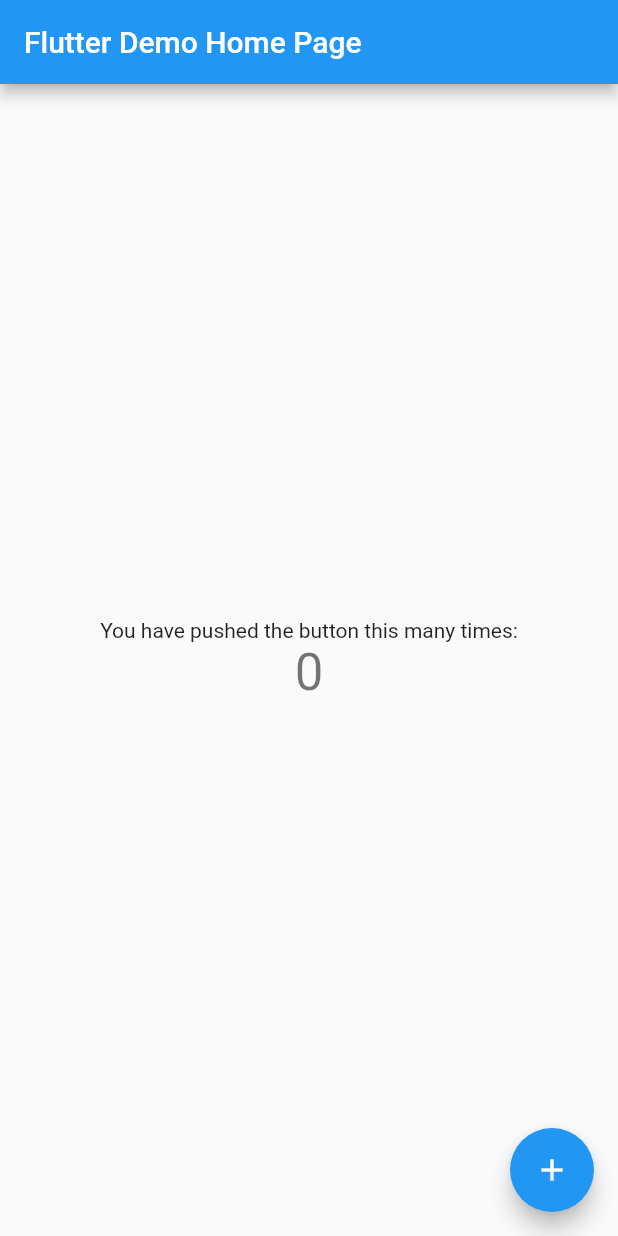
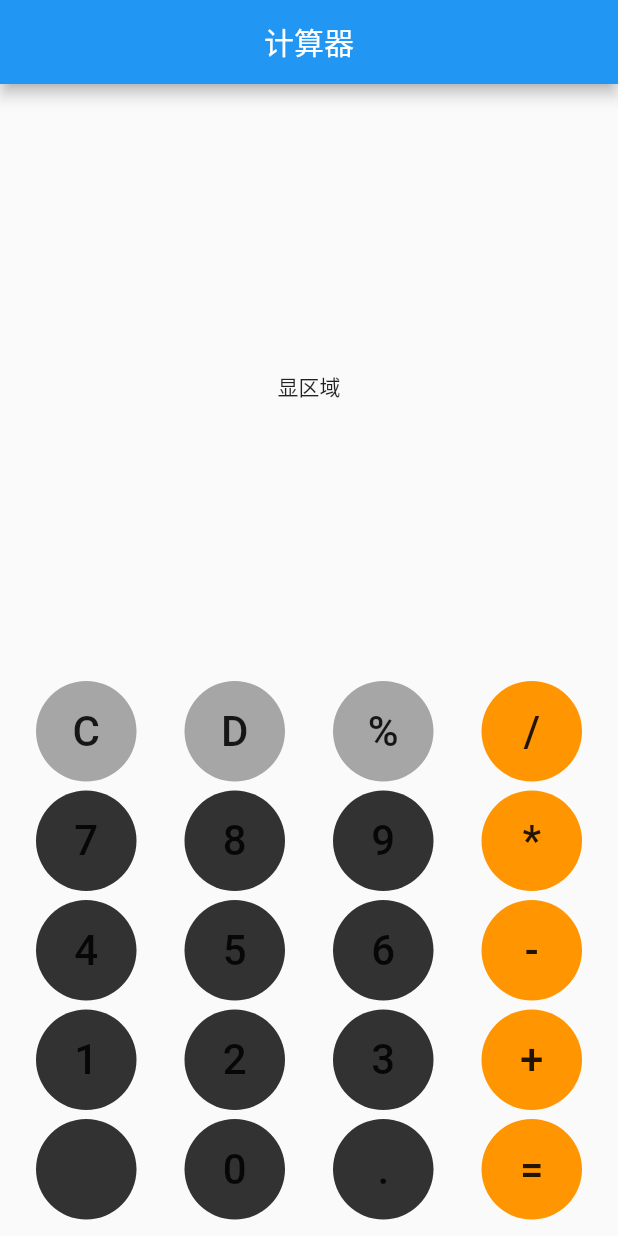
Before and after one commit to ShangZH85/calculator_app, a Flutter app: the screen it shows after launch, on a phone screen of 412 x 824 dp. Run offline on Flutter 3.47's test engine with Material 2 defaults, Android fonts, the phone set to English and light mode, and no system bars.

Commit message:
feat:完成界面设计

```diff
--- /dev/null
+++ b/lib/Interface.dart
@@ -0,0 +1,103 @@
+import 'package:flutter/material.dart';
+
+class interfacePage extends StatelessWidget {
+  static const Color PAGE_COLOR = Colors.black;
+  static const Color NUM_BTN_BG = Color(0xff323232);
+  static const Color TOP_BTN_BG = Color(0xFFa6a6a6);
+  static const Color RI_BTN_BG = Color(0xffFF9500);
+
+  static const NKeys = [
+    "C", "D", "%", "/", //
+    "7", "8", "9", "*", //
+    "4", "5", "6", "-", //
+    "1", "2", "3", "+", //
+    " ", "0", ".", "=", //
+  ];
+
+  static const TKeys = [
+    "C",
+    "D",
+    "%",
+  ];
+
+  static const RKeys = [
+    "/",
+    "*",
+    "-",
+    "+",
+    "=",
+  ];
+
+  @override
+  Widget build(BuildContext context) {
+    return Scaffold(
+      appBar: AppBar(
+        title: Text("计算器"),
+        centerTitle: true,
+      ),
+      body: Padding(
+        padding: const EdgeInsets.all(8.0),
+        child: Container(
+          child: Center(
+              child: Column(
+            children: <Widget>[
+              Expanded(child: Center(child: Text("显区域"))),
+              Container(child: Center(child: _buildBtns()))
+            ],
+          )),
+        ),
+      ),
+    );
+  }
+
+  Widget buildFlatButton(String num, {int flex = 1}) {
+    return Expanded(
+      flex: flex,
+      child: FlatButton(
+        onPressed: () => 0,
+        child: Container(
+          decoration: BoxDecoration(
+              color: TKeys.contains(num)
+                  ? TOP_BTN_BG
+                  : RKeys.contains(num) ? RI_BTN_BG : NUM_BTN_BG,
+              shape: flex > 1 ? BoxShape.rectangle : BoxShape.circle,
+              borderRadius:
+                  flex > 1 ? BorderRadius.all(Radius.circular(1000.0)) : null),
+          padding: EdgeInsets.all(20.0),
+          child: Center(
+              child: Text(
+            "$num",
+            style: TextStyle(fontSize: 28.0),
+          )),
+        ),
+      ),
+    );
+  }
+
+  Widget _buildBtns() {
+    List<Widget> rows = [];
+
+    List<Widget> btns = [];
+
+    for (int i = 0; i < NKeys.length; i++) {
+      String key = NKeys[i];
+      Widget b = buildFlatButton(key);
+      btns.add(b);
+      if ((i + 1) % 4 == 0) {
+        rows.add(Row(
+          children: btns,
+        ));
+        btns = [];
+      }
+    }
+    if (btns.length > 0) {
+      rows.add(Row(
+        children: btns,
+      ));
+      btns = [];
+    }
+    return Column(
+      children: rows,
+    );
+  }
+}
--- a/lib/main.dart
+++ b/lib/main.dart
@@ -1,3 +1,4 @@
+import 'package:calculator_app/Interface.dart';
 import 'package:flutter/material.dart';
 
 void main() => runApp(MyApp());
@@ -20,7 +21,7 @@ class MyApp extends StatelessWidget {
         // is not restarted.
         primarySwatch: Colors.blue,
       ),
-      home: MyHomePage(title: 'Flutter Demo Home Page'),
+      home: interfacePage(),
     );
   }
 }
```
